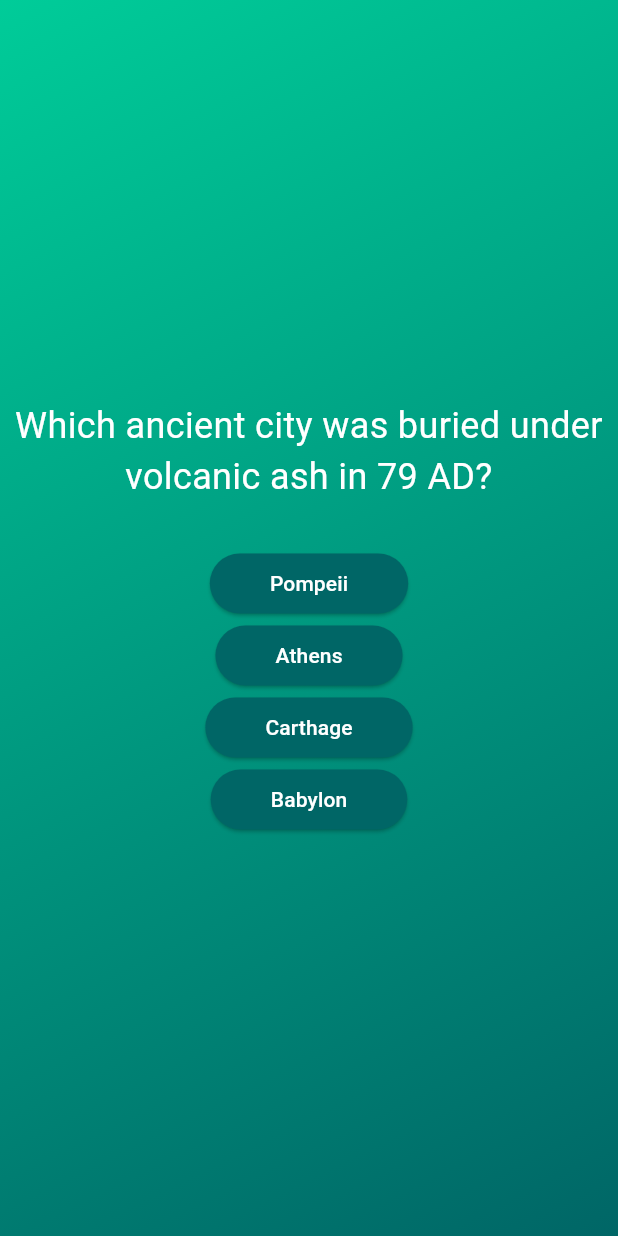
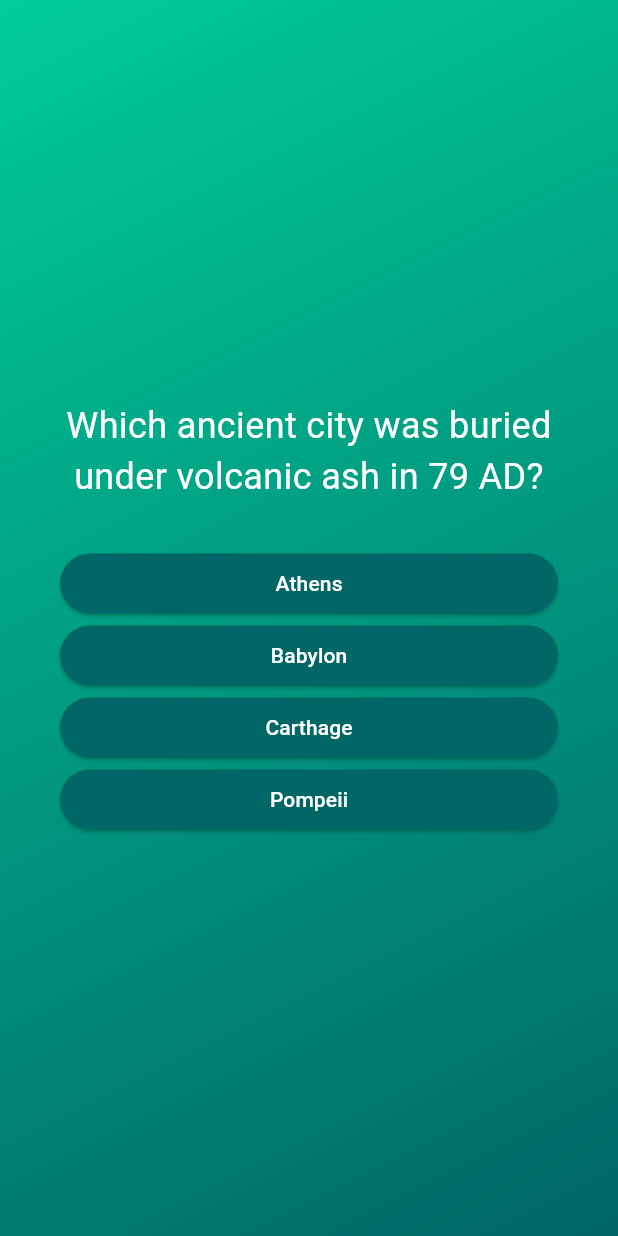
Before and after one commit to HitzCommitted/flutter_quiz_app, a Flutter app: the screen it shows after launch, after a tap on "Start Quiz", on a phone screen of 412 x 824 dp. Run offline on Flutter 3.47's test engine with Material 3 defaults, Android fonts, the phone set to English and light mode, and no system bars.

```diff
--- a/lib/models/quiz_question.dart
+++ b/lib/models/quiz_question.dart
@@ -3,4 +3,10 @@ class QuizQuestion {
 
   final String text;
   final List<String> answers;
+
+  List<String> getShuffledAnswers() {
+    final shuffledList = List.of(answers);
+    shuffledList.shuffle();
+    return shuffledList;
+  }
 }
--- a/lib/questions_screen.dart
+++ b/lib/questions_screen.dart
@@ -18,8 +18,11 @@ class _QuestionsScreenState extends State<QuestionsScreen> {
 
     return SizedBox(
       width: double.infinity,
+      child: Container(
+        margin: const EdgeInsets.all(40),
         child: Column(
           mainAxisAlignment: MainAxisAlignment.center,
+          crossAxisAlignment: CrossAxisAlignment.stretch,
           children: [
             Text(
               currentQuestion.text,
@@ -27,11 +30,12 @@ class _QuestionsScreenState extends State<QuestionsScreen> {
               style: const TextStyle(fontSize: 24, color: Colors.white),
             ),
             const SizedBox(height: 30),
-          ...currentQuestion.answers.map((answer) {
+            ...currentQuestion.getShuffledAnswers().map((answer) {
               return AnswerButton(answerText: answer, onTap: () {});
             }),
           ],
         ),
+      ),
     );
   }
 }
```
Lines whose indentation alone changed are shown as unchanged.
